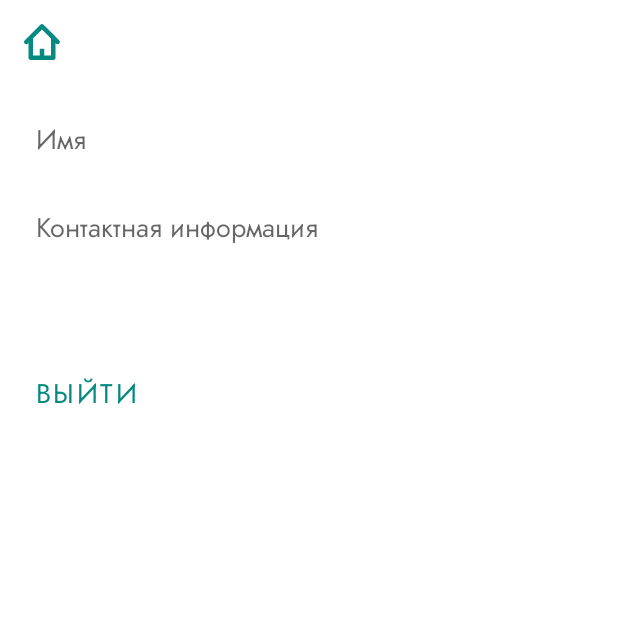
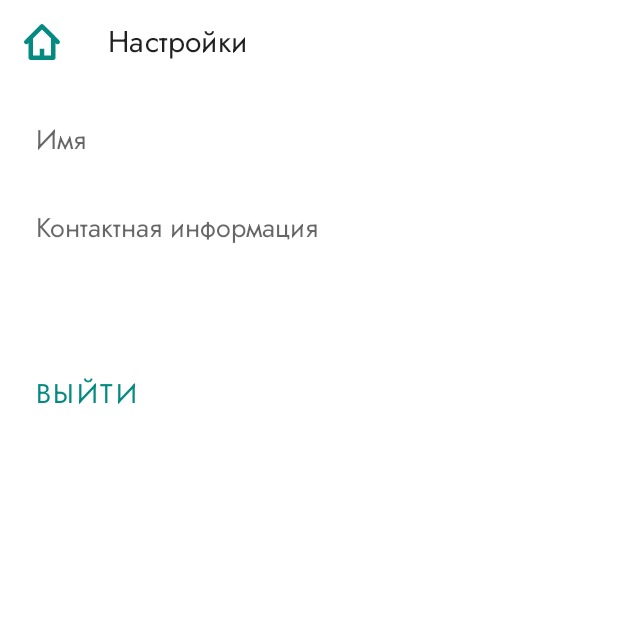
Before and after one commit to PPinguin/Stuflow, an Android app: the SettingsFragment screen opened through its navigation route, on a phone screen of 412 x 824 dp, the top half of it. Run offline under Robolectric (Android 15) with nearby library versions, the phone set to English and light mode, and no system bars; our stand-ins replace Firebase (no records; nobody signed in at launch, a user with empty details on screens opened directly), data binding.

Commit message:
Bug-fix.

```diff
--- a/app/src/main/java/com/stuflow/activities/MainActivity.kt
+++ b/app/src/main/java/com/stuflow/activities/MainActivity.kt
@@ -7,7 +7,6 @@ import androidx.navigation.NavController
 import androidx.navigation.fragment.NavHostFragment
 import com.google.android.material.snackbar.Snackbar
 import com.stuflow.R
-import com.stuflow.fragments.QuestionFragment
 import com.stuflow.viewmodels.MainViewModel
 
 class MainActivity : AppCompatActivity() {
--- a/app/src/main/java/com/stuflow/fragments/QuestionFragment.kt
+++ b/app/src/main/java/com/stuflow/fragments/QuestionFragment.kt
@@ -55,8 +55,10 @@ class QuestionFragment : Fragment() {
         }
         binding.postComment.setOnClickListener {
             binding.comment.text.apply{
-                viewModel.postComment(toString())
-                clear()
+                if (isNotEmpty()) {
+                    viewModel.postComment(toString())
+                    clear()
+                }
             }
         }
         binding.author.setOnClickListener { userInfo() }
--- a/app/src/main/java/com/stuflow/fragments/SettingsFragment.kt
+++ b/app/src/main/java/com/stuflow/fragments/SettingsFragment.kt
@@ -21,6 +21,7 @@ class SettingsFragment : Fragment() {
 
     private lateinit var binding: FragmentSettingsBinding
     private lateinit var viewModel: MainViewModel
+    private var isEdited = false
 
     override fun onCreateView(
         inflater: LayoutInflater, container: ViewGroup?,
@@ -28,47 +29,62 @@ class SettingsFragment : Fragment() {
     ): View {
         binding = DataBindingUtil
             .inflate(inflater, R.layout.fragment_settings, container, false)
-        (requireActivity() as MainActivity).let{
+        (requireActivity() as MainActivity).let {
             viewModel = it.viewModel
             it.setSupportActionBar(binding.toolbar)
-            it.supportActionBar?.let{ ab -> ab.title = "" }
+            it.supportActionBar?.let { ab -> ab.title = getString(R.string.settings) }
         }
-        binding.toolbar.apply {
+        binding.apply {
+            toolbar.apply {
                 setNavigationIcon(R.drawable.ic_house)
-            setNavigationOnClickListener { submit() }
+                setNavigationOnClickListener {
+                    if (isEdited) submit(getString(R.string.save_changes))
+                    else findNavController().popBackStack()
                 }
-        binding.exit.setOnClickListener {
+            }
+            exit.setOnClickListener {
                 DatabaseConnection.auth.signOut()
                 requireActivity().finish()
                 startActivity(
                     Intent(requireContext(), StartActivity::class.java)
                 )
             }
-        requireActivity().onBackPressedDispatcher.addCallback(viewLifecycleOwner){ submit() }
-        binding.user = viewModel.user
+            name.setOnFocusChangeListener { _, hasFocus ->
+                isEdited = if (hasFocus) hasFocus else isEdited
+            }
+            contact.setOnFocusChangeListener { _, hasFocus ->
+                isEdited = if (hasFocus) hasFocus else isEdited
+            }
+            user = viewModel.user
+        }
         findNavController()
             .currentBackStackEntry
             ?.savedStateHandle
             ?.getLiveData<Boolean>("ok")
-            ?.observe(viewLifecycleOwner){
+            ?.observe(viewLifecycleOwner) {
                 if (it) {
                     viewModel.updateUser(
                         binding.name.text.toString(),
                         binding.contact.text.toString()
                     )
-                    requireActivity().recreate()
+                    requireActivity().finish()
+                    startActivity(Intent(requireContext(), MainActivity::class.java))
                 } else {
                     findNavController().popBackStack()
                 }
             }
+        requireActivity().onBackPressedDispatcher.addCallback(viewLifecycleOwner) {
+            if (isEdited) submit(getString(R.string.save_changes))
+            else findNavController().popBackStack()
+        }
         return binding.root
     }
 
-    private fun submit(){
+    private fun submit(text: String) {
         findNavController()
             .navigate(
                 SettingsFragmentDirections
-                    .actionSettingsFragmentToOkDialog(getString(R.string.save_changes))
+                    .actionSettingsFragmentToOkDialog(text)
             )
     }
 }
--- a/app/src/main/java/com/stuflow/viewmodels/MainViewModel.kt
+++ b/app/src/main/java/com/stuflow/viewmodels/MainViewModel.kt
@@ -4,6 +4,7 @@ import android.app.Application
 import android.util.Log
 import androidx.lifecycle.AndroidViewModel
 import androidx.lifecycle.MutableLiveData
+import androidx.lifecycle.viewModelScope
 import com.google.firebase.database.ChildEventListener
 import com.google.firebase.database.DataSnapshot
 import com.google.firebase.database.DatabaseError
@@ -12,6 +13,7 @@ import com.stuflow.R
 import com.stuflow.models.Question
 import com.stuflow.models.User
 import com.stuflow.repository.DatabaseConnection
+import kotlinx.coroutines.launch
 
 class MainViewModel(val app: Application): AndroidViewModel(app) {
     val callback = MutableLiveData("ok")
@@ -20,6 +22,7 @@ class MainViewModel(val app: Application): AndroidViewModel(app) {
     var user: User? = null
     private val listEventListener = object : ChildEventListener{
         override fun onChildAdded(snapshot: DataSnapshot, previousChildName: String?) {
+            viewModelScope.launch {
                 DatabaseConnection.usersRef!!
                     .child(snapshot.child("author").getValue<String>()!!)
                     .child("name")
@@ -34,7 +37,7 @@ class MainViewModel(val app: Application): AndroidViewModel(app) {
                             )
                         )
                         questionsList.postValue(list)
-                    Log.d("MAIN", questionsList.value!!.size.toString())
+                    }
             }
         }
 
@@ -61,9 +64,11 @@ class MainViewModel(val app: Application): AndroidViewModel(app) {
     init{
         DatabaseConnection.questionsRef!!.limitToLast(10)
             .addChildEventListener(listEventListener)
+        viewModelScope.launch {
             DatabaseConnection.usersRef!!.child(DatabaseConnection.currentUser!!.uid).get()
                 .addOnSuccessListener {
                     user = it.getValue(User::class.java)
+                }
         }
     }
 
--- a/app/src/main/res/layout/fragment_settings.xml
+++ b/app/src/main/res/layout/fragment_settings.xml
@@ -1,8 +1,7 @@
 <?xml version="1.0" encoding="utf-8"?>
 <layout
     xmlns:android="http://schemas.android.com/apk/res/android"
-    xmlns:app="http://schemas.android.com/apk/res-auto"
-    xmlns:tools="http://schemas.android.com/tools">
+    xmlns:app="http://schemas.android.com/apk/res-auto">
 
     <data>
         <variable
@@ -60,7 +59,9 @@
                 android:layout_width="match_parent"
                 android:layout_height="wrap_content"
                 android:padding="4dp"
-                android:text="@{user.email}"/>
+                android:paddingStart="8dp"
+                android:paddingEnd="4dp"
+                android:text="@{user.email}" />
 
             <Button
                 style="@style/Widget.MaterialComponents.Button.TextButton"
```
Also changed, not shown: app/src/main/java/com/stuflow/dialogs/OkDialog.kt (+14 -12 lines). Lines whose indentation alone changed are shown as unchanged.
